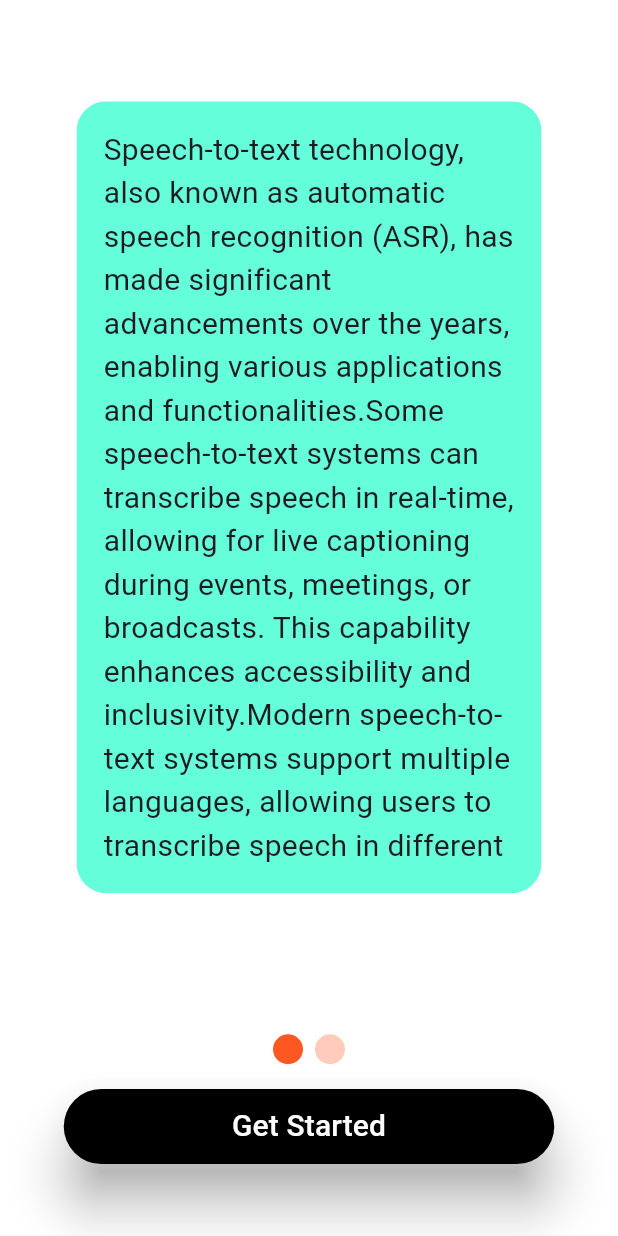
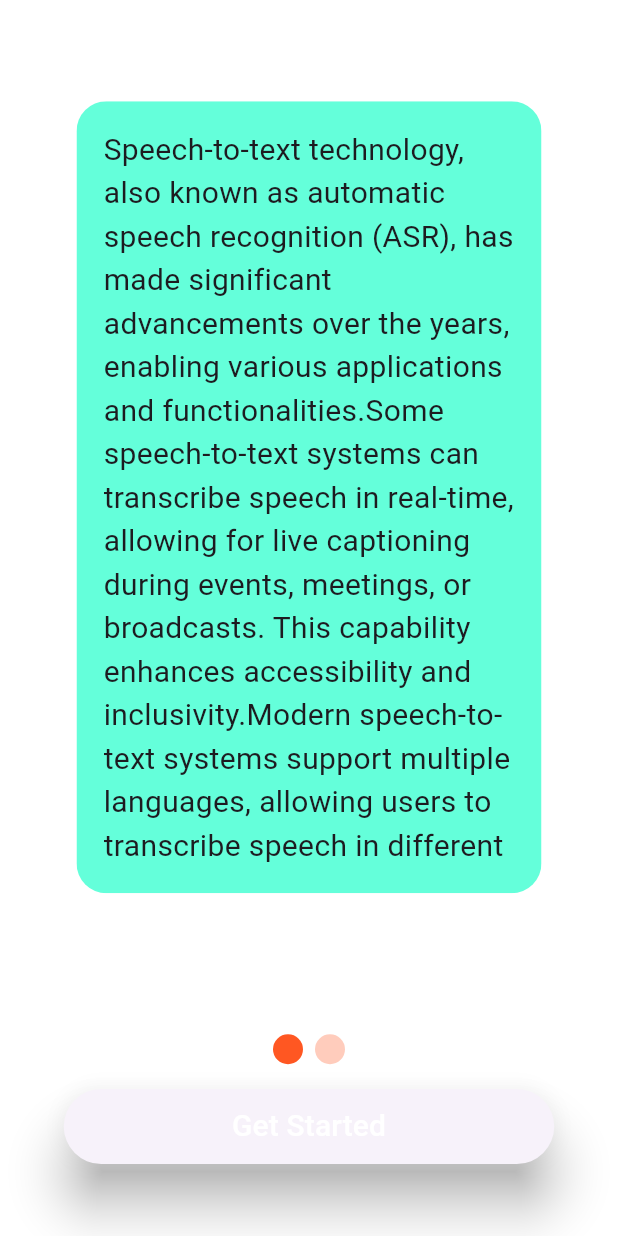
Before and after one commit to TesfayeAdugna/SpeechtoTextAndTexttoSpeech, a Flutter app: the screen it shows after launch, on a phone screen of 412 x 824 dp. Run offline on Flutter 3.47's test engine with Material 3 defaults, Android fonts, the phone set to English and light mode, and no system bars; drawn by our look-alikes of smooth_page_indicator; our stand-ins replace flutter_tts, google_fonts, lottie, speech_to_text.

Commit message:
fix issue

```diff
--- a/lib/custom/selectionbutton.dart
+++ b/lib/custom/selectionbutton.dart
@@ -4,7 +4,7 @@ final ButtonStyle selectionBtn = ElevatedButton.styleFrom(
   minimumSize: Size(327, 50),
   shadowColor: Colors.grey,
   elevation: 15,
-  primary: Colors.black,
+  // primary: Colors.black,
   shape: const RoundedRectangleBorder(
     borderRadius: BorderRadius.all(
       Radius.circular(50),
```
Also changed, not shown: pubspec.lock, 5 other files.
